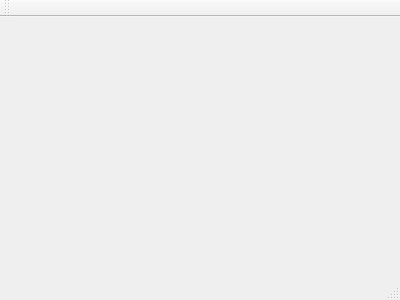
Above: apSortPicsMainWindow.ui from audioprog/apSortPics before the change. Below: the same form after it.
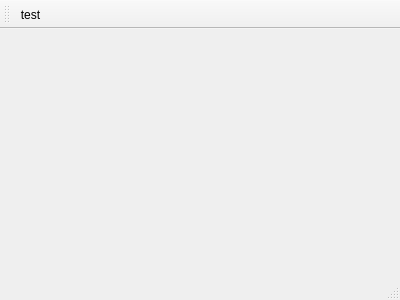
That is the form after the change.

```diff
--- a/apSortPicsMainWindow.ui
+++ b/apSortPicsMainWindow.ui
@@ -31,8 +31,14 @@
    <attribute name="toolBarBreak">
     <bool>false</bool>
    </attribute>
+   <addaction name="actiontest"/>
   </widget>
   <widget class="QStatusBar" name="statusBar"/>
+  <action name="actiontest">
+   <property name="text">
+    <string>test</string>
+   </property>
+  </action>
  </widget>
  <layoutdefault spacing="6" margin="11"/>
  <resources/>
```
